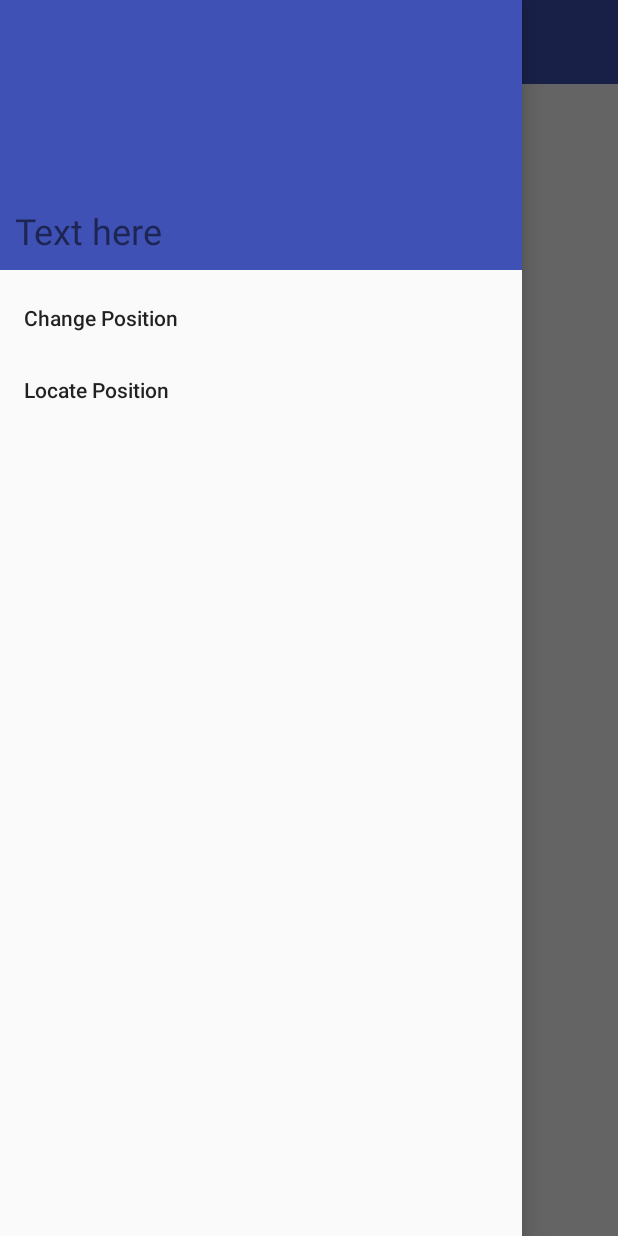
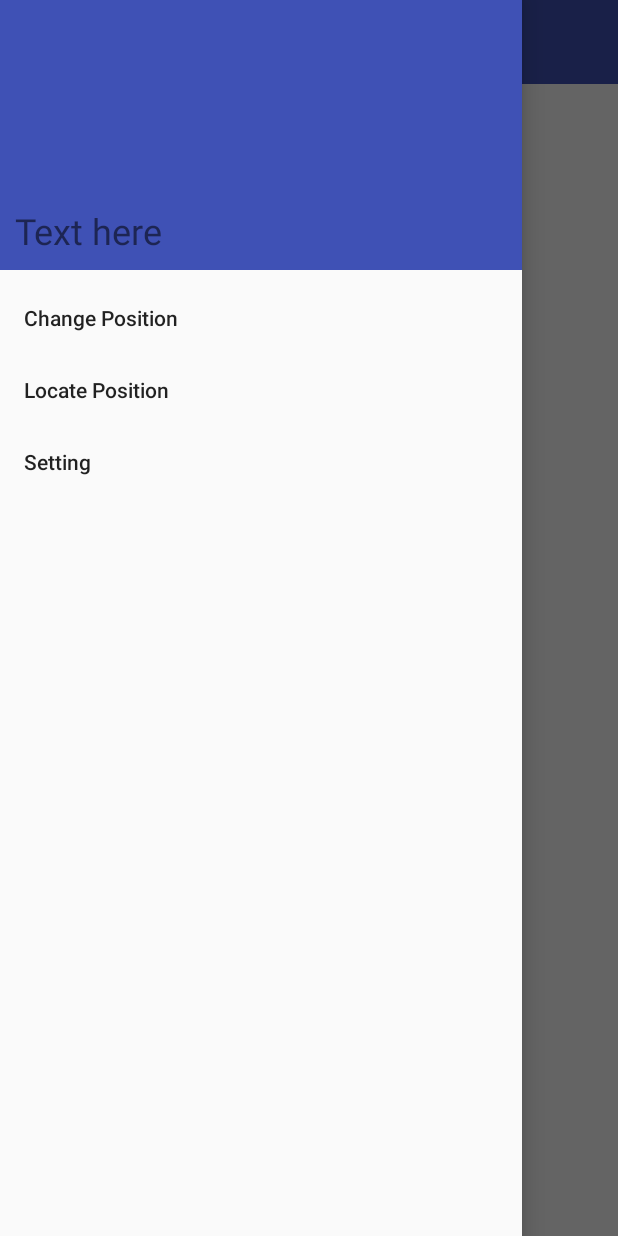
Before and after one commit to awais-khokhar/Weather, an Android app: the screen it shows after launch (MainActivity before the commit, WeatherActivity after it), with the side drawer open, on a phone screen of 412 x 824 dp. Run offline under Robolectric (Android 15) with nearby library versions, the light colour scheme and no system bars.

Commit message:
将天气显示活动转到 'WeatherActivity' 中，一些方法分离至工具类中；增加主界面显示的天气信息

```diff
--- a/app/build.gradle
+++ b/app/build.gradle
@@ -20,12 +20,10 @@ android {
 }
 
 dependencies {
-    compile fileTree(dir: 'libs', include: ['*.jar'])
+    compile fileTree(include: ['*.jar'], dir: 'libs')
     androidTestCompile('com.android.support.test.espresso:espresso-core:2.2.2', {
         exclude group: 'com.android.support', module: 'support-annotations'
     })
-
-
     compile 'com.android.support:appcompat-v7:25.2.0'
     compile 'com.android.support.constraint:constraint-layout:1.0.1'
     compile 'com.squareup.okhttp3:okhttp:3.6.0'
--- a/app/src/main/AndroidManifest.xml
+++ b/app/src/main/AndroidManifest.xml
@@ -14,15 +14,17 @@
         android:supportsRtl="true"
         android:theme="@style/AppTheme">
         <activity
-            android:name=".MainActivity"
+            android:name=".WeatherActivity"
             android:label="@string/weather">
+        </activity>
+        <activity android:name=".choose_position" />
+        <activity android:name=".MainActivity">
             <intent-filter>
                 <action android:name="android.intent.action.MAIN" />
 
                 <category android:name="android.intent.category.LAUNCHER" />
             </intent-filter>
         </activity>
-        <activity android:name=".choose_position"></activity>
     </application>
 
 </manifest>
--- a/app/src/main/java/top/maweihao/weather/MainActivity.java
+++ b/app/src/main/java/top/maweihao/weather/MainActivity.java
@@ -1,86 +1,27 @@
 package top.maweihao.weather;
 
+import android.content.Intent;
+import android.content.SharedPreferences;
 import android.os.Bundle;
-import android.support.design.widget.NavigationView;
+import android.preference.PreferenceManager;
 import android.support.v7.app.AppCompatActivity;
-import android.support.v7.widget.Toolbar;
-import android.util.Log;
-import android.widget.TextView;
-
-import org.json.JSONException;
-import org.json.JSONObject;
-
-import java.io.IOException;
-
-import okhttp3.OkHttpClient;
-import okhttp3.Request;
-import okhttp3.Response;
 
 public class MainActivity extends AppCompatActivity {
-
-    public static final String TAG = "MainActivity";
-    private String mJson;
-    private String mUrl;
-    TextView tv;
 
     @Override
     protected void onCreate(Bundle savedInstanceState) {
         super.onCreate(savedInstanceState);
         setContentView(R.layout.activity_main);
-        Toolbar toolbar = (Toolbar) findViewById(R.id.toolbar);
-        setSupportActionBar(toolbar);
-        NavigationView navView = (NavigationView) findViewById(R.id.nav_view);
-//        ActionBar actionBar = getSupportActionBar();
-//        if (actionBar != null) {
-//            actionBar.setDisplayHomeAsUpEnabled(true);
-//        }
-        tv = (TextView) findViewById(R.id.main_text);
-        mUrl = initUrl();
-        fetchFromInternet();
 
-    }
+        SharedPreferences prefs = PreferenceManager.getDefaultSharedPreferences(this);
+        if (prefs.getString("refresh_time_interval", null) != null) {
+            SharedPreferences.Editor editor = PreferenceManager.getDefaultSharedPreferences(this).edit();
+            editor.putInt("refresh_time_interval", 60);  //默认刷新间隔分钟数
+            editor.apply();
+        }
 
-    private String initUrl() {
-        return "https://api.caiyunapp.com/v2/3a9KGv6UhM=btTHY/118.933290,32.111416/realtime.json";
-    }
-
-    private void fetchFromInternet() {
-        new Thread(new Runnable() {
-            @Override
-            public void run() {
-                OkHttpClient client = new OkHttpClient();
-                Request request = new Request.Builder()
-                        .url(mUrl)
-                        .build();
-                try {
-                    Response response = client.newCall(request).execute();
-                    mJson = response.body().string();
-                    showResponse(mJson);
-                } catch (IOException e) {
-                    Log.e(TAG, "fetchFromInternet: get response error");
-                    e.printStackTrace();
-                }
-            }
-        }).start();
-    }
-
-    private void showResponse(final String response) {
-        runOnUiThread(new Runnable() {
-            @Override
-            public void run() {
-                String skycon = null;
-                int temperature = 0;
-                try {
-                    JSONObject allAttributes =  new JSONObject(response);
-                    JSONObject weatherResult = allAttributes.getJSONObject("result");
-                    skycon = weatherResult.getString("skycon");
-                    temperature = weatherResult.getInt("temperature");
-                } catch (JSONException e) {
-                    e.printStackTrace();
-                    Log.e(TAG, "run: parse json error");
-                }
-                tv.setText(skycon + '\n' + temperature + '℃');
-            }
-        });
+        Intent intent = new Intent(this, WeatherActivity.class);
+        startActivity(intent);
+        finish();
     }
 }
--- /dev/null
+++ b/app/src/main/java/top/maweihao/weather/WeatherActivity.java
@@ -0,0 +1,101 @@
+package top.maweihao.weather;
+
+import android.content.SharedPreferences;
+import android.os.Bundle;
+import android.preference.PreferenceManager;
+import android.support.design.widget.NavigationView;
+import android.support.v7.app.AppCompatActivity;
+import android.support.v7.widget.Toolbar;
+import android.util.Log;
+import android.widget.TextView;
+import android.widget.Toast;
+
+import java.io.IOException;
+
+import okhttp3.Call;
+import okhttp3.Callback;
+import okhttp3.Response;
+import top.maweihao.weather.util.HttpUtil;
+import top.maweihao.weather.util.Utility;
+
+public class WeatherActivity extends AppCompatActivity {
+
+    public static final String TAG = "WeatherActivity";
+    TextView tv;
+
+    @Override
+    protected void onCreate(Bundle savedInstanceState) {
+        super.onCreate(savedInstanceState);
+        setContentView(R.layout.activity_weather);
+
+        Toolbar toolbar = (Toolbar) findViewById(R.id.toolbar);
+        setSupportActionBar(toolbar);
+        NavigationView navView = (NavigationView) findViewById(R.id.nav_view);
+
+//        ActionBar actionBar = getSupportActionBar();
+//        if (actionBar != null) {
+//            actionBar.setDisplayHomeAsUpEnabled(true);
+//        }
+        tv = (TextView) findViewById(R.id.main_text);
+
+        requestWeather();
+
+    }
+
+    private String initUrl() {
+        return "https://api.caiyunapp.com/v2/3a9KGv6UhM=btTHY/118.933290,32.111416/realtime.json";
+    }
+
+    private void requestWeather() {
+
+        String mUrl = initUrl();
+
+        HttpUtil.sendOkHttpRequest(mUrl, new Callback() {
+            @Override
+            public void onFailure(Call call, IOException e) {
+                e.printStackTrace();
+                runOnUiThread(new Runnable() {
+                    @Override
+                    public void run() {
+                        Toast.makeText(WeatherActivity.this, "load failed", Toast.LENGTH_LONG).show();
+                    }
+                });
+            }
+
+            @Override
+            public void onResponse(Call call, Response response) throws IOException {
+                final String responseText = response.body().string();
+                Log.d(TAG, "responseText: " + responseText);
+                final WeatherData weatherData = Utility.handleWeatherResponse(responseText);
+                runOnUiThread(new Runnable() {
+                    @Override
+                    public void run() {
+                        if (weatherData != null ) {
+                            SharedPreferences.Editor editor = PreferenceManager
+                                    .getDefaultSharedPreferences(WeatherActivity.this).edit();
+                            editor.putString("weather_now", responseText);
+                            editor.putLong("last_update_time", System.currentTimeMillis());
+                            editor.apply();
+                            showWeatherInfo(weatherData);
+                        } else {
+                            Toast.makeText(WeatherActivity.this, "weatherDate = null", Toast.LENGTH_LONG).show();
+                        }
+                    }
+                });
+            }
+        });
+    }
+
+    private void showWeatherInfo(WeatherData weatherData) {
+        String temperature = weatherData.getTemperature();
+        String skycon = weatherData.getSkycon();
+        String PM25 = weatherData.getPm25();
+        String cloudrate = weatherData.getCloudrate();
+        String humidity = weatherData.getHumidity();
+        String aqi = weatherData.getAqi();
+
+        tv.setText(temperature + '\n' + skycon + '\n' + "PM2.5: " + PM25 + '\n'
+                + "cloudrate: " + cloudrate + '\n' + "humidity: " + humidity + '\n' + "aqi: " + aqi);
+    }
+
+}
--- /dev/null
+++ b/app/src/main/java/top/maweihao/weather/util/HttpUtil.java
@@ -0,0 +1,17 @@
+package top.maweihao.weather.util;
+
+import okhttp3.OkHttpClient;
+import okhttp3.Request;
+
+/**
+ * Created by ma on 17-3-5.
+ */
+
+public class HttpUtil {
+
+    public static void sendOkHttpRequest(String address, okhttp3.Callback callback) {
+        OkHttpClient client = new OkHttpClient();
+        Request request = new Request.Builder().url(address).build();
+        client.newCall(request).enqueue(callback);
+    }
+}
--- a/app/src/main/res/layout/activity_main.xml
+++ b/app/src/main/res/layout/activity_main.xml
@@ -1,43 +1,9 @@
 <?xml version="1.0" encoding="utf-8"?>
-<android.support.v4.widget.DrawerLayout xmlns:android="http://schemas.android.com/apk/res/android"
+<android.support.constraint.ConstraintLayout xmlns:android="http://schemas.android.com/apk/res/android"
     xmlns:app="http://schemas.android.com/apk/res-auto"
     xmlns:tools="http://schemas.android.com/tools"
     android:layout_width="match_parent"
     android:layout_height="match_parent"
     tools:context="top.maweihao.weather.MainActivity">
 
-    <LinearLayout
-        android:layout_width="match_parent"
-        android:layout_height="match_parent"
-        android:orientation="vertical">
-
-        <android.support.v7.widget.Toolbar
-            android:id="@+id/toolbar"
-            android:layout_width="match_parent"
-            android:layout_height="?attr/actionBarSize"
-            android:background="?attr/colorPrimary"
-            android:theme="@style/ThemeOverlay.AppCompat.Dark.ActionBar"
-            app:popupTheme="@style/ThemeOverlay.AppCompat.Light" />
-
-        <TextView
-            android:id="@+id/main_text"
-            android:layout_width="wrap_content"
-            android:layout_height="wrap_content"
-            android:layout_gravity="center"
-            android:gravity="center"
-            android:hint="Loading..."
-            android:textSize="56sp" />
-    </LinearLayout>
-
-    <android.support.design.widget.NavigationView
-        android:id="@+id/nav_view"
-        android:layout_width="match_parent"
-        android:layout_height="match_parent"
-        android:layout_gravity="start"
-        app:menu="@menu/nav_menu"
-        app:headerLayout="@layout/nav_header">
-
-    </android.support.design.widget.NavigationView>
-
-
-</android.support.v4.widget.DrawerLayout>
+</android.support.constraint.ConstraintLayout>
--- /dev/null
+++ b/app/src/main/res/layout/activity_weather.xml
@@ -0,0 +1,43 @@
+<?xml version="1.0" encoding="utf-8"?>
+<android.support.v4.widget.DrawerLayout xmlns:android="http://schemas.android.com/apk/res/android"
+    xmlns:app="http://schemas.android.com/apk/res-auto"
+    xmlns:tools="http://schemas.android.com/tools"
+    android:layout_width="match_parent"
+    android:layout_height="match_parent"
+    tools:context="top.maweihao.weather.WeatherActivity">
+
+    <LinearLayout
+        android:layout_width="match_parent"
+        android:layout_height="match_parent"
+        android:orientation="vertical">
+
+        <android.support.v7.widget.Toolbar
+            android:id="@+id/toolbar"
+            android:layout_width="match_parent"
+            android:layout_height="?attr/actionBarSize"
+            android:background="?attr/colorPrimary"
+            android:theme="@style/ThemeOverlay.AppCompat.Dark.ActionBar"
+            app:popupTheme="@style/ThemeOverlay.AppCompat.Light" />
+
+        <TextView
+            android:id="@+id/main_text"
+            android:layout_width="wrap_content"
+            android:layout_height="wrap_content"
+            android:layout_gravity="center"
+            android:gravity="center"
+            android:hint="Loading..."
+            android:textSize="56sp" />
+    </LinearLayout>
+
+    <android.support.design.widget.NavigationView
+        android:id="@+id/nav_view"
+        android:layout_width="match_parent"
+        android:layout_height="match_parent"
+        android:layout_gravity="start"
+        app:menu="@menu/nav_menu"
+        app:headerLayout="@layout/nav_header">
+
+    </android.support.design.widget.NavigationView>
+
+
+</android.support.v4.widget.DrawerLayout>
--- a/app/src/main/res/menu/nav_menu.xml
+++ b/app/src/main/res/menu/nav_menu.xml
@@ -7,6 +7,9 @@
         <item
             android:id="@+id/locate_position"
             android:title="Locate Position" />
+        <item
+            android:id="@+id/setting"
+            android:title="Setting" />
     </group>
 
 </menu>
```
Also changed, not shown: app/src/main/java/top/maweihao/weather/WeatherData.java (added, +63 -0 lines), app/src/main/java/top/maweihao/weather/util/Utility.java (added, +34 -0 lines), app/libs/gson-2.8.0.jar (added).
